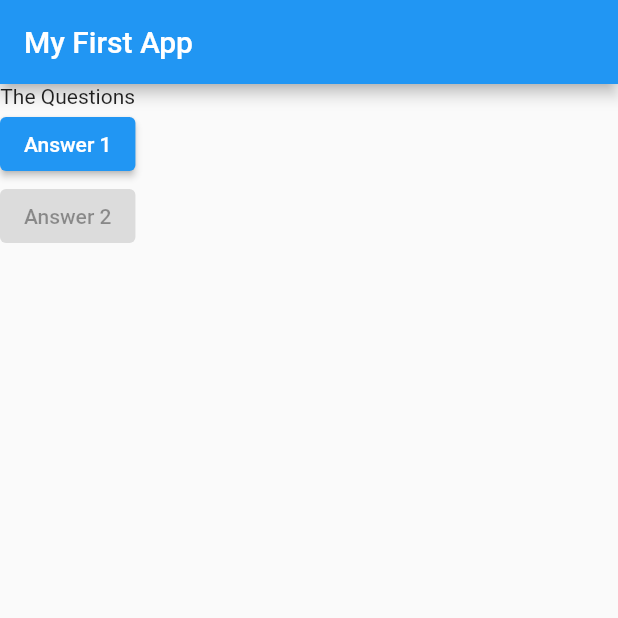
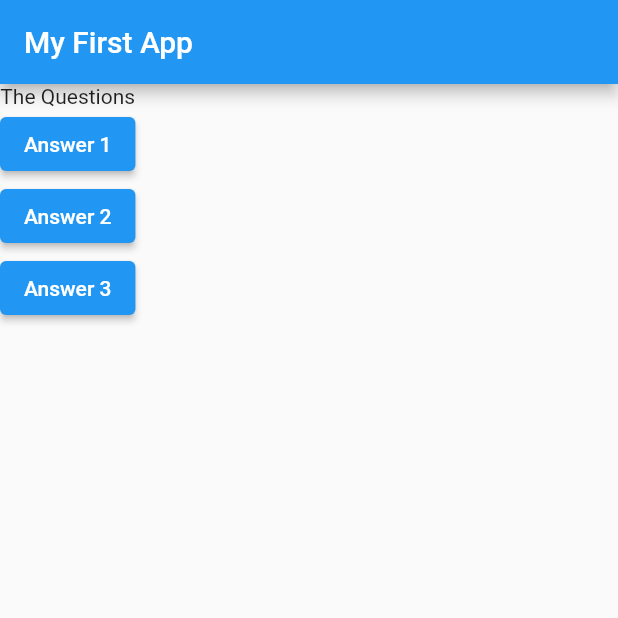
Before and after one commit to mohiandipta/flutter-NA, a Flutter app: the screen it shows after launch, after a tap on "Answer 1", on a phone screen of 412 x 824 dp, the top half of it. Run offline on Flutter 3.47's test engine with Material 2 defaults, Android fonts, the phone set to English and light mode, and no system bars.

Commit message:
add elevated button

```diff
--- a/lib/main.dart
+++ b/lib/main.dart
@@ -4,7 +4,7 @@ void main() => runApp(MyApp());
 
 class MyApp extends StatelessWidget {
   void answerQuestion() {
-    print('Answer chosen!');
+    print('Answer chosen 1!');
   }
 
   @override
@@ -28,8 +28,12 @@ class MyApp extends StatelessWidget {
               child: Text('Answer 1'),
             ),
             ElevatedButton(
-              onPressed: null,
+              onPressed: () => print('Answer chosen 2'),
               child: Text('Answer 2'),
+            ),
+            ElevatedButton(
+              onPressed: () => print('Answer chosen 3'),
+              child: Text('Answer 3'),
             ),
           ],
         ),
```
